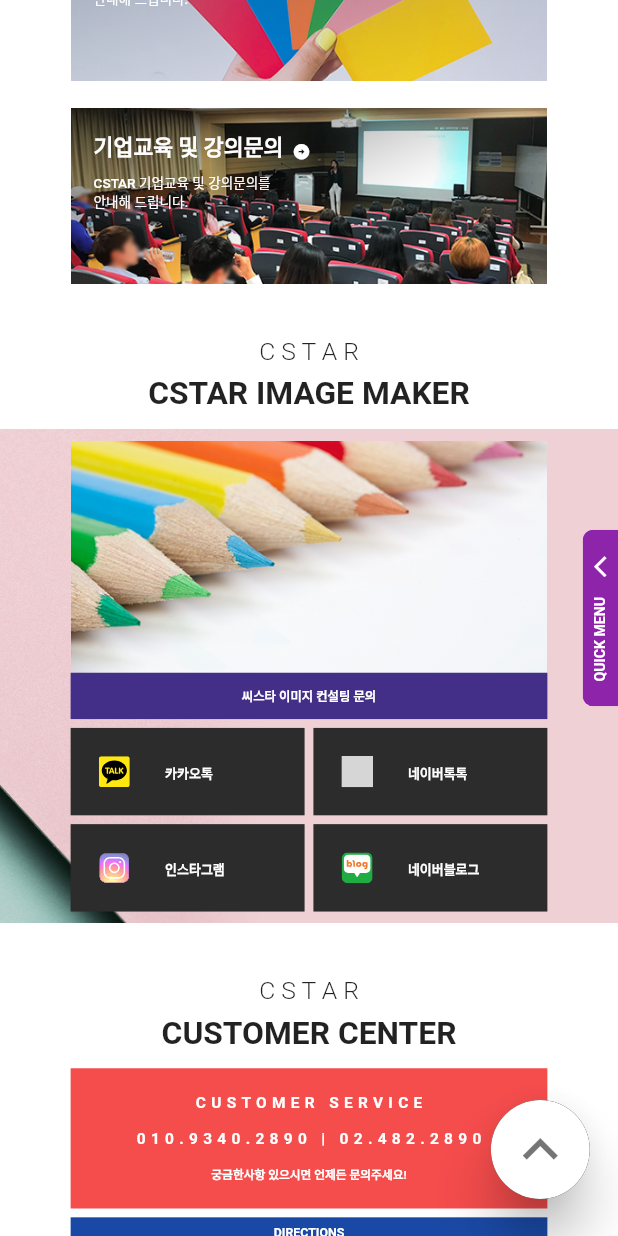
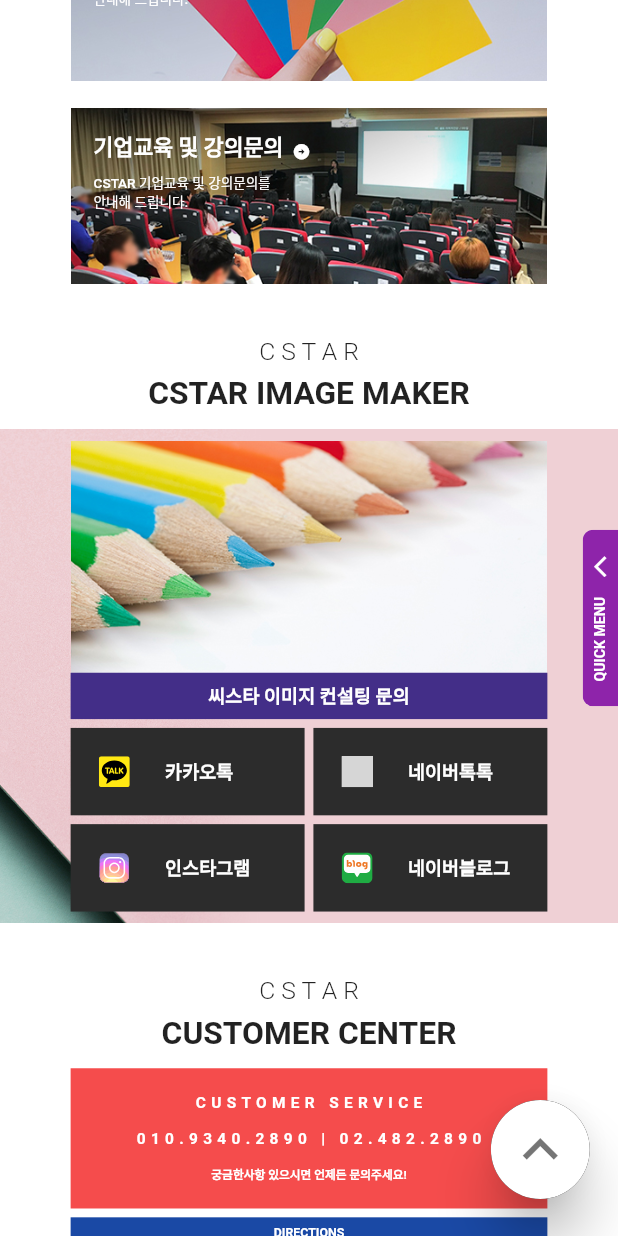
Before and after one commit to suhochu/cstarimageclone, a Flutter app: the HomeMain screen opened directly, scrolled down 576 dp, on a phone screen of 412 x 824 dp. Run offline on Flutter 3.47's test engine with Material 2 defaults, Android fonts, the light colour scheme and no system bars; our stand-ins replace dropdown_button2, flutter_svg, google_maps_flutter, responsive_framework, routemaster; missing offline and left inert: custom_info_window, web_smooth_scroll; grey boxes are pictures that could not be loaded.

Commit message:
<20220906> updated

```diff
--- a/lib/presentation/pages/1_HomePage/home_carousel.dart
+++ b/lib/presentation/pages/1_HomePage/home_carousel.dart
@@ -4,7 +4,6 @@ import 'package:cstar_image_clone/widget/launch_url.dart';
 import 'package:flutter/material.dart';
 import 'package:flutter_svg/flutter_svg.dart';
 import '../../../widget/slide_show.dart';
-import 'package:responsive_framework/responsive_framework.dart';
 
 class HomeCarousel extends StatelessWidget {
   const HomeCarousel({Key? key, required this.isSmallerThanDesktop, required this.isSmallerThanMobile, required this.screenWidth}) : super(key: key);
@@ -14,7 +13,6 @@ class HomeCarousel extends StatelessWidget {
 
   @override
   Widget build(BuildContext context) {
-
     return Stack(children: [
       Container(
         color: Colors.blueGrey,
@@ -65,7 +63,11 @@ class HomeCarousel extends StatelessWidget {
               ),
             ),
             const SizedBox(height: 20),
-            KakaoTalkButton(),
+            KakaoTalkButton(
+              screenWidth: screenWidth,
+              isSmallerThanDesktop: isSmallerThanDesktop,
+              isSmallerThanMobile: isSmallerThanMobile,
+            ),
           ],
         ),
       )
@@ -76,15 +78,18 @@ class HomeCarousel extends StatelessWidget {
 class KakaoTalkButton extends StatelessWidget {
   KakaoTalkButton({
     Key? key,
+    required this.screenWidth,
+    required this.isSmallerThanDesktop,
+    required this.isSmallerThanMobile,
   }) : super(key: key);
 
   final ValueNotifier<bool> _colorChangeNotifier = ValueNotifier<bool>(false);
+  final double screenWidth;
+  final bool isSmallerThanDesktop;
+  final bool isSmallerThanMobile;
 
   @override
   Widget build(BuildContext context) {
-    double screenWidth = MediaQuery.of(context).size.width;
-    bool isSmallerThanDesktop = ResponsiveWrapper.of(context).isSmallerThan(DESKTOP);
-    bool isSmallerThanMobile = ResponsiveWrapper.of(context).isSmallerThan(MOBILE);
     return MouseRegion(
       cursor: SystemMouseCursors.click,
       onEnter: (PointerEvent details) => _colorChangeNotifier.value = true,
--- a/lib/presentation/pages/1_HomePage/home_centerInfo.dart
+++ b/lib/presentation/pages/1_HomePage/home_centerInfo.dart
@@ -1,6 +1,5 @@
 import 'package:cstar_image_clone/widget/launch_url.dart';
 import 'package:flutter/material.dart';
-import 'package:responsive_framework/responsive_framework.dart';
 
 class CstarImageCenter extends StatelessWidget {
   const CstarImageCenter({Key? key, required this.screenWidth, required this.isSmallerThanTablet, required this.isSmallerThanDesktop, required this.isSmallerThanMobile}) : super(key: key);
@@ -73,8 +72,6 @@ class CstarImageCenter extends StatelessWidget {
       );
 
   Container directions(BuildContext context) {
-    double screenWidth = MediaQuery.of(context).size.width;
-    bool isSmallThanDesktop = ResponsiveWrapper.of(context).isSmallerThan(DESKTOP);
     return Container(
       height: 400,
       color: Colors.white,
@@ -91,7 +88,7 @@ class CstarImageCenter extends StatelessWidget {
                 children: [
                   Text('DIRECTIONS',
                       style: TextStyle(
-                          fontSize: isSmallThanDesktop ? screenWidth * 0.02 : 24,
+                          fontSize: isSmallerThanDesktop ? screenWidth * 0.02 : 24,
                           fontWeight: FontWeight.bold,
                           color: Colors.white)),
                 ],
@@ -105,8 +102,6 @@ class CstarImageCenter extends StatelessWidget {
   }
 
   Widget naverMap(BuildContext context) {
-    bool isSmallerThanTablet = ResponsiveWrapper.of(context).isSmallerThan(TABLET);
-    bool isSmallerThanMobile = ResponsiveWrapper.of(context).isSmallerThan(MOBILE);
     return LayoutBuilder(builder: (context, constraints) {
       return MouseRegion(
         cursor: SystemMouseCursors.click,
@@ -152,9 +147,6 @@ class CstarImageCenter extends StatelessWidget {
   }
 
   Container customerService(BuildContext context) {
-    double screenWidth = MediaQuery.of(context).size.width;
-    bool isSmallThanDesktop = ResponsiveWrapper.of(context).isSmallerThan(DESKTOP);
-    bool isSmallerThanTablet = ResponsiveWrapper.of(context).isSmallerThan(TABLET);
     return Container(
       color: const Color.fromRGBO(245, 76, 76, 1),
       alignment: Alignment.center,
@@ -164,11 +156,11 @@ class CstarImageCenter extends StatelessWidget {
           if (!isSmallerThanTablet)
             Column(children: [
               Icon(Icons.phone_in_talk,
-                  color: Colors.white, size: isSmallThanDesktop ? screenWidth * 0.05 : 60),
+                  color: Colors.white, size: isSmallerThanDesktop ? screenWidth * 0.05 : 60),
               const SizedBox(height: 30),
             ]),
           Text('CUSTOMER SERVICE',
-              style: customServiceTextStyle(isSmallThanDesktop
+              style: customServiceTextStyle(isSmallerThanDesktop
                   ? isSmallerThanTablet
                       ? screenWidth * 0.025
                       : screenWidth * 0.019
@@ -189,16 +181,16 @@ class CstarImageCenter extends StatelessWidget {
               children: [
                 const SizedBox(height: 15),
                 Text('010.9340.2890',
-                    style: customServiceTextStyle(isSmallThanDesktop ? screenWidth * 0.02666 : 32)),
+                    style: customServiceTextStyle(isSmallerThanDesktop ? screenWidth * 0.02666 : 32)),
                 const SizedBox(height: 5),
                 Text('02.482.2890',
-                    style: customServiceTextStyle(isSmallThanDesktop ? screenWidth * 0.02666 : 32)),
+                    style: customServiceTextStyle(isSmallerThanDesktop ? screenWidth * 0.02666 : 32)),
                 const SizedBox(height: 15),
               ],
             ),
           Text('궁금한사항 있으시면 언제든 문의주세요!',
               style: TextStyle(
-                  fontSize: isSmallThanDesktop
+                  fontSize: isSmallerThanDesktop
                       ? isSmallerThanTablet
                           ? screenWidth * 0.019
                           : screenWidth * 0.013
--- a/lib/presentation/pages/1_HomePage/home_contactInfo.dart
+++ b/lib/presentation/pages/1_HomePage/home_contactInfo.dart
@@ -8,7 +8,9 @@ import '../../../constants/contact_point.dart';
 import '../all_pages_out.dart';
 
 class CstarImageContacts extends StatelessWidget {
-  const CstarImageContacts({Key? key, required this.screenWidth, required this.isSmallerThanTablet, required this.isSmallerThanDesktop, required this.isSmallerThanMobile}) : super(key: key);
+  const CstarImageContacts(
+      {Key? key, required this.screenWidth, required this.isSmallerThanTablet, required this.isSmallerThanDesktop, required this.isSmallerThanMobile})
+      : super(key: key);
 
   final double screenWidth;
   final bool isSmallerThanTablet;
@@ -17,7 +19,6 @@ class CstarImageContacts extends StatelessWidget {
 
   @override
   Widget build(BuildContext context) {
-
     return Column(
       children: [
         SizedBox(height: isSmallerThanMobile ? 30 : 60),
@@ -67,10 +68,6 @@ class CstarImageContacts extends StatelessWidget {
   }
 
   ResponsiveRowColumn contentsWidgetBuilder(BuildContext context) {
-    bool isSmallerThanDesktop = ResponsiveWrapper.of(context).isSmallerThan(DESKTOP);
-    bool isSmallerThanTablet = ResponsiveWrapper.of(context).isSmallerThan(TABLET);
-    bool isSmallerThanMobile = ResponsiveWrapper.of(context).isSmallerThan(MOBILE);
-    double screenWidth = MediaQuery.of(context).size.width;
     return ResponsiveRowColumn(
       layout: isSmallerThanTablet ? ResponsiveRowColumnType.COLUMN : ResponsiveRowColumnType.ROW,
       rowMainAxisAlignment: MainAxisAlignment.center,
@@ -116,7 +113,15 @@ class CstarImageContacts extends StatelessWidget {
                     ],
                   ),
                 ),
-                Expanded(flex: 1, child: CstarConsultingButton()),
+                Expanded(
+                  flex: 1,
+                  child: CstarConsultingButton(
+                    isSmallerThanDesktop: isSmallerThanDesktop,
+                    isSmallerThanTablet: isSmallerThanTablet,
+                    isSmallerThanMobile: isSmallerThanMobile,
+                    screenWidth: screenWidth,
+                  ),
+                ),
               ],
             ),
           ),
@@ -156,7 +161,6 @@ class CstarImageContacts extends StatelessWidget {
       );
 
   Column contactsCardBuilderRow(BuildContext context) {
-    bool isSmallerThanMobile = ResponsiveWrapper.of(context).isSmallerThan(MOBILE);
     return Column(
       mainAxisSize: MainAxisSize.min,
       children: [
@@ -183,15 +187,20 @@ class CstarImageContacts extends StatelessWidget {
 class CstarConsultingButton extends StatelessWidget {
   CstarConsultingButton({
     Key? key,
+    required this.isSmallerThanDesktop,
+    required this.isSmallerThanTablet,
+    required this.screenWidth,
+    required this.isSmallerThanMobile,
   }) : super(key: key);
 
   final ValueNotifier<bool> _colorChangeNotifier = ValueNotifier(false);
+  final bool isSmallerThanDesktop;
+  final bool isSmallerThanTablet;
+  final bool isSmallerThanMobile;
+  final double screenWidth;
 
   @override
   Widget build(BuildContext context) {
-    bool isSmallerThanDesktop = ResponsiveWrapper.of(context).isSmallerThan(DESKTOP);
-    bool isSmallerThanTablet = ResponsiveWrapper.of(context).isSmallerThan(TABLET);
-    double screenWidth = MediaQuery.of(context).size.width;
     return MouseRegion(
       cursor: SystemMouseCursors.click,
       opaque: false,
@@ -211,7 +220,9 @@ class CstarConsultingButton extends StatelessWidget {
               style: TextStyle(
                   fontSize: isSmallerThanDesktop
                       ? isSmallerThanTablet
-                          ? screenWidth * 0.020
+                          ? isSmallerThanMobile
+                              ? screenWidth * 0.03
+                              : screenWidth * 0.02
                           : screenWidth * 0.022
                       : 30,
                   color: Colors.white,
@@ -281,7 +292,9 @@ class ContactCard extends StatelessWidget {
                           color: Colors.white,
                           fontSize: isSmallerThanDesktop
                               ? isSmallerThanTablet
-                                  ? screenWidth * 0.021
+                                  ? isSmallerThanMobile
+                                      ? screenWidth * 0.03
+                                      : screenWidth * 0.021
                                   : screenWidth * 0.016
                               : 20,
                           fontWeight: FontWeight.bold),
--- a/lib/presentation/pages/1_HomePage/home_introduce.dart
+++ b/lib/presentation/pages/1_HomePage/home_introduce.dart
@@ -4,7 +4,8 @@ import 'package:responsive_framework/responsive_framework.dart';
 import '../all_pages_out.dart';
 
 class HomeIntroduce extends StatelessWidget {
-  HomeIntroduce({Key? key, required this.screenWidth, required this.isSmallerThanTablet, required this.isSmallerThanDesktop, required this.isSmallerThanMobile}) : super(key: key);
+  HomeIntroduce({Key? key, required this.screenWidth, required this.isSmallerThanTablet, required this.isSmallerThanDesktop, required this.isSmallerThanMobile})
+      : super(key: key);
   final List<String> titles = [
     '퍼스널컬러진단',
     '컬러자격증과정',
@@ -22,7 +23,6 @@ class HomeIntroduce extends StatelessWidget {
 
   final double screenWidth;
   final bool isSmallerThanTablet;
-
   final bool isSmallerThanDesktop;
   final bool isSmallerThanMobile;
 
@@ -66,8 +66,8 @@ class HomeIntroduce extends StatelessWidget {
   }
 
   ResponsiveRowColumn introduceCardsBuilder(BuildContext context, int index1, int index2) {
-    bool isSmallerThanTablet = ResponsiveWrapper.of(context).isSmallerThan(TABLET);
-    bool isSmallerThanMobile = ResponsiveWrapper.of(context).isSmallerThan(MOBILE);
+    // bool isSmallerThanTablet = ResponsiveWrapper.of(context).isSmallerThan(TABLET);
+    // bool isSmallerThanMobile = ResponsiveWrapper.of(context).isSmallerThan(MOBILE);
     return ResponsiveRowColumn(
       layout: isSmallerThanMobile ? ResponsiveRowColumnType.COLUMN : ResponsiveRowColumnType.ROW,
       rowMainAxisAlignment: MainAxisAlignment.center,
@@ -80,6 +80,9 @@ class HomeIntroduce extends StatelessWidget {
             content: contents[index1],
             index: index1,
             route: routePages[index1],
+            isSmallerThanMobile: isSmallerThanMobile,
+            isSmallerThanDesktop: isSmallerThanDesktop,
+            screenWidth: screenWidth,
           ),
         ),
         // SizedBox(width: 30 * sizeFactor),
@@ -89,6 +92,9 @@ class HomeIntroduce extends StatelessWidget {
             content: contents[index2],
             index: index2,
             route: routePages[index2],
+            isSmallerThanMobile: isSmallerThanMobile,
+            isSmallerThanDesktop: isSmallerThanDesktop,
+            screenWidth: screenWidth,
           ),
         )
       ],
@@ -103,6 +109,9 @@ class IntroduceCard extends StatelessWidget {
     required this.content,
     required this.index,
     required this.route,
+    required this.screenWidth,
+    required this.isSmallerThanDesktop,
+    required this.isSmallerThanMobile,
   }) : super(key: key);
 
   final String title;
@@ -111,13 +120,12 @@ class IntroduceCard extends StatelessWidget {
   final String route;
 
   final ValueNotifier<bool> _colorChangeNotifier = ValueNotifier(false);
+  final double screenWidth;
+  final bool isSmallerThanDesktop;
+  final bool isSmallerThanMobile;
 
   @override
   Widget build(BuildContext context) {
-    double screenWidth = MediaQuery.of(context).size.width;
-    bool isSmallerThanDesktop = ResponsiveWrapper.of(context).isSmallerThan(DESKTOP);
-    bool isSmallerThanMobile = ResponsiveWrapper.of(context).isSmallerThan(MOBILE);
-
     return GestureDetector(
       onTap: () {
         Routemaster.of(context).push(route);
@@ -157,16 +165,32 @@ class IntroduceCard extends StatelessWidget {
                   Row(
                     crossAxisAlignment: CrossAxisAlignment.center,
                     children: [
-                      Text(title, style: TextStyle(color: Colors.white, fontSize: isSmallerThanDesktop ? isSmallerThanMobile ? screenWidth * 0.035 : screenWidth * 0.025 : 35, fontWeight: FontWeight.bold)),
+                      Text(title,
+                          style: TextStyle(
+                              color: Colors.white,
+                              fontSize: isSmallerThanDesktop
+                                  ? isSmallerThanMobile
+                                      ? screenWidth * 0.035
+                                      : screenWidth * 0.025
+                                  : 35,
+                              fontWeight: FontWeight.bold)),
                       const SizedBox(width: 5),
                       Container(
-                          padding: const EdgeInsets.only(top: 5), child: Icon(Icons.arrow_circle_right, color: Colors.white, size: isSmallerThanDesktop ? screenWidth * 0.03 : 30)),
+                          padding: const EdgeInsets.only(top: 5),
+                          child: Icon(Icons.arrow_circle_right, color: Colors.white, size: isSmallerThanDesktop ? screenWidth * 0.03 : 30)),
                     ],
                   ),
                   SizedBox(height: isSmallerThanDesktop ? screenWidth * 0.015 : 30),
                   Text(
                     content,
-                    style: TextStyle(fontSize: isSmallerThanDesktop ? isSmallerThanMobile ? screenWidth * 0.022 : screenWidth * 0.015 : 16, color: Colors.white, fontWeight: FontWeight.w500),
+                    style: TextStyle(
+                        fontSize: isSmallerThanDesktop
+                            ? isSmallerThanMobile
+                                ? screenWidth * 0.022
+                                : screenWidth * 0.015
+                            : 16,
+                        color: Colors.white,
+                        fontWeight: FontWeight.w500),
                   ),
                 ],
               ),
```
Also changed, not shown: pubspec.lock, 1 other file.
